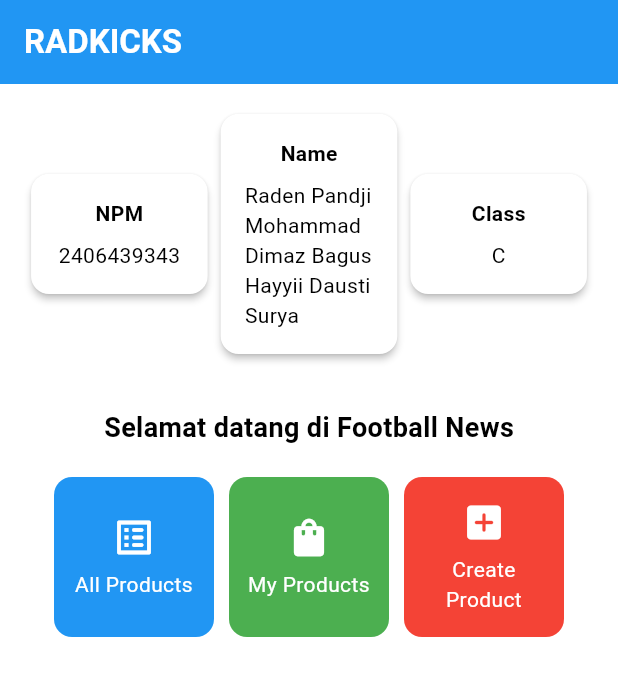
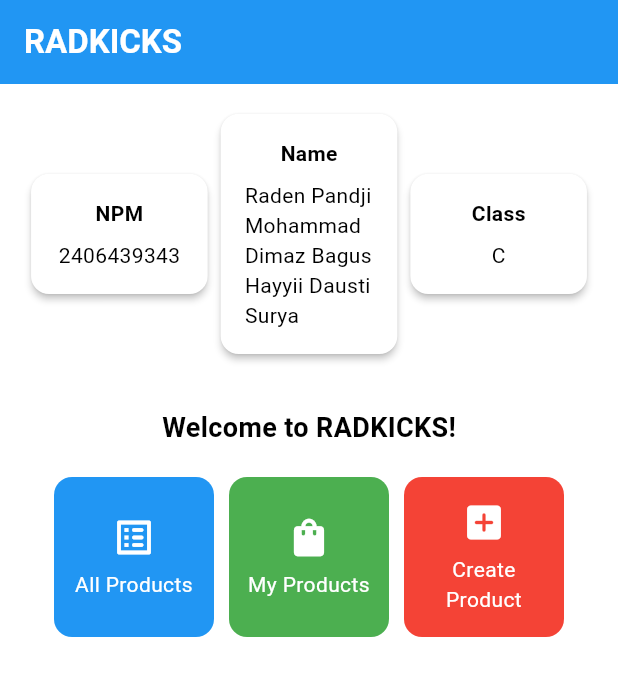
Before and after one commit to rpmdim/radkicks-mobile, a Flutter app: the screen it shows after launch, on a phone screen of 412 x 824 dp. Shown: the top 676 px of the screen. Run offline on Flutter 3.47's test engine with Material 3 defaults, Android fonts, the phone set to English and light mode, and no system bars.

Commit message:
lupa ganti jadi RADKICKS (tugas 7)

```diff
--- a/lib/menu.dart
+++ b/lib/menu.dart
@@ -55,7 +55,7 @@ class MyHomePage extends StatelessWidget {
                   const Padding(
                     padding: EdgeInsets.only(top: 16.0),
                     child: Text(
-                      'Selamat datang di Football News',
+                      'Welcome to RADKICKS!',
                       style: TextStyle(
                         fontWeight: FontWeight.bold,
                         fontSize: 18.0,
```
